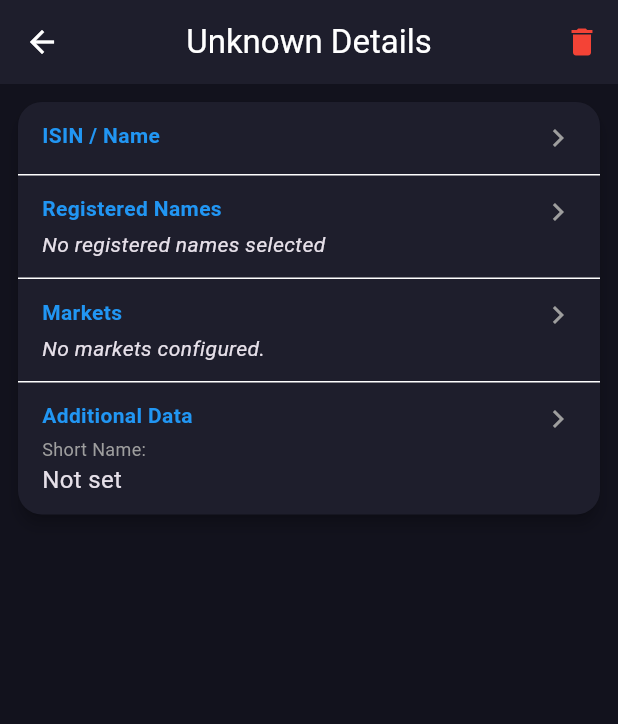
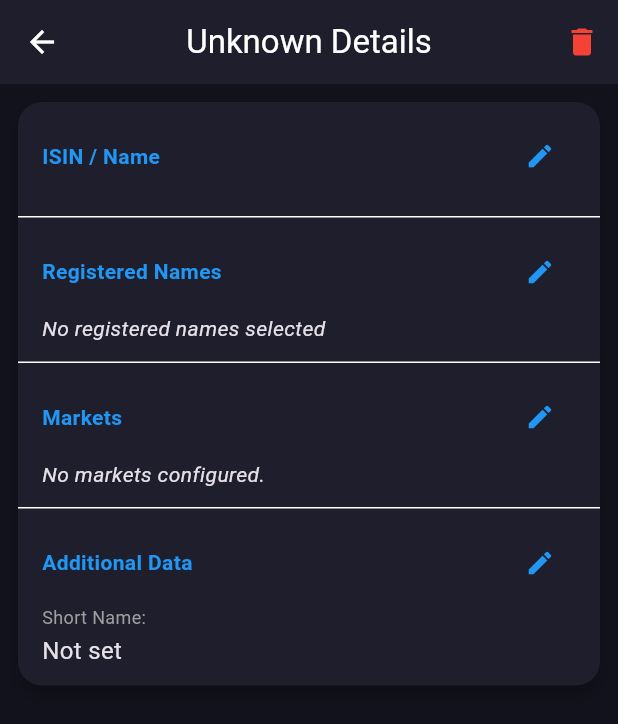
Before and after one commit to garrese/pocket-isins, a Flutter app: the IsinSummaryScreen screen opened directly with empty values, on a phone screen of 412 x 824 dp. Shown: the top 724 px of the screen. Run offline on Flutter 3.47's test engine with Material 3 defaults, Android fonts, the phone set to English and light mode, and no system bars; our stand-ins replace dio, drift, file_picker, fl_chart, flutter_riverpod, flutter_secure_storage and 6 more; missing offline and left inert: sqlite3, talker_dio_logger; accounts and stored records are empty; generated files the repository leaves out were written again.

Commit message:
Refactor ISIN summary screen for a cleaner, more functional UI
* Remove redundant "ISIN:" and "Name:" prefixes.
* Add quoteType, exchange, and market hours to Markets.
* Add convenient copy-to-clipboard buttons.
* Replace section-wide tap-to-edit with distinct "Edit" buttons in headers.

Co-authored-by: garrese <49403460+garrese@users.noreply.github.com>

```diff
--- a/lib/features/portfolio/presentation/screens/isin_summary_screen.dart
+++ b/lib/features/portfolio/presentation/screens/isin_summary_screen.dart
@@ -1,5 +1,7 @@
 import 'package:flutter/material.dart';
+import 'package:flutter/services.dart';
 import 'package:flutter_riverpod/flutter_riverpod.dart';
+import 'package:intl/intl.dart';
 
 import '../../../../core/database/models/isin.dart';
 import '../../domain/portfolio_form_data.dart';
@@ -42,9 +44,45 @@ class IsinSummaryScreen extends ConsumerWidget {
     Navigator.push(context, MaterialPageRoute(builder: (_) => screen));
   }
 
+  String _formatTimeUtc(int? timestamp) {
+    if (timestamp == null) return 'N/A';
+    final dt =
+        DateTime.fromMillisecondsSinceEpoch(timestamp * 1000, isUtc: true);
+    return DateFormat('HH:mm').format(dt);
+  }
+
+  Widget _buildCopyableText(BuildContext context, String text,
+      {TextStyle? style}) {
+    return Row(
+      mainAxisSize: MainAxisSize.min,
+      children: [
+        Flexible(child: Text(text, style: style)),
+        const SizedBox(width: 4),
+        InkWell(
+          borderRadius: BorderRadius.circular(4),
+          onTap: () async {
+            await Clipboard.setData(ClipboardData(text: text));
+            if (context.mounted) {
+              ScaffoldMessenger.of(context).showSnackBar(
+                SnackBar(
+                  content: Text('Copied "$text" to clipboard'),
+                  duration: const Duration(seconds: 1),
+                  behavior: SnackBarBehavior.floating,
+                ),
+              );
+            }
+          },
+          child: const Padding(
+            padding: EdgeInsets.all(4.0),
+            child: Icon(Icons.copy, size: 16, color: Colors.grey),
+          ),
+        ),
+      ],
+    );
+  }
+
   @override
   Widget build(BuildContext context, WidgetRef ref) {
-    // We want to fetch the updated ISIN from the state if available, so it updates correctly after editing.
     final isinsAsync = ref.watch(portfolioProvider);
     final currentIsin = isinsAsync.whenOrNull(
           data: (isins) =>
@@ -104,10 +142,15 @@ class IsinSummaryScreen extends ConsumerWidget {
                   crossAxisAlignment: CrossAxisAlignment.start,
                   children: [
                     if (currentIsin.isinCode?.isNotEmpty == true)
-                      Text('ISIN: ${currentIsin.isinCode}',
-                          style: const TextStyle(fontSize: 16)),
+                      Padding(
+                        padding: const EdgeInsets.only(bottom: 4.0),
+                        child: _buildCopyableText(
+                            context, currentIsin.isinCode!,
+                            style: const TextStyle(
+                                fontSize: 16, fontWeight: FontWeight.bold)),
+                      ),
                     if (currentIsin.altName?.isNotEmpty == true)
-                      Text('Name: ${currentIsin.altName}',
+                      _buildCopyableText(context, currentIsin.altName!,
                           style: const TextStyle(fontSize: 16)),
                   ],
                 ),
@@ -135,8 +178,11 @@ class IsinSummaryScreen extends ConsumerWidget {
                               style: TextStyle(fontStyle: FontStyle.italic))
                         ]
                       : currentIsin.registeredNames
-                          .map((name) =>
-                              Text(name, style: const TextStyle(fontSize: 16)))
+                          .map((name) => Padding(
+                                padding: const EdgeInsets.only(bottom: 4.0),
+                                child: _buildCopyableText(context, name,
+                                    style: const TextStyle(fontSize: 16)),
+                              ))
                           .toList(),
                 ),
                 onEdit: () {
@@ -167,9 +213,36 @@ class IsinSummaryScreen extends ConsumerWidget {
                       : currentIsin.tickers
                           .map(
                             (t) => Padding(
-                              padding: const EdgeInsets.only(bottom: 2.0),
-                              child:
-                                  Text('${t.symbol} (${t.currency ?? "N/A"})'),
+                              padding: const EdgeInsets.only(bottom: 12.0),
+                              child: Column(
+                                crossAxisAlignment: CrossAxisAlignment.start,
+                                children: [
+                                  Row(
+                                    children: [
+                                      Flexible(
+                                        child: _buildCopyableText(
+                                            context, t.symbol,
+                                            style: const TextStyle(
+                                                fontWeight: FontWeight.bold,
+                                                fontSize: 16)),
+                                      ),
+                                      Text(' (${t.currency ?? "N/A"})',
+                                          style: const TextStyle(fontSize: 16)),
+                                    ],
+                                  ),
+                                  const SizedBox(height: 2),
+                                  Text('Exchange: ${t.exchange}',
+                                      style: const TextStyle(fontSize: 14)),
+                                  if (t.quoteType?.isNotEmpty == true)
+                                    Text('Type: ${t.quoteType}',
+                                        style: const TextStyle(fontSize: 14)),
+                                  if (t.regularMarketStart != null &&
+                                      t.regularMarketEnd != null)
+                                    Text(
+                                        'Hours: ${_formatTimeUtc(t.regularMarketStart)} - ${_formatTimeUtc(t.regularMarketEnd)} (UTC)',
+                                        style: const TextStyle(fontSize: 14)),
+                                ],
+                              ),
                             ),
                           )
                           .toList(),
@@ -195,6 +268,7 @@ class IsinSummaryScreen extends ConsumerWidget {
                   children: [
                     const Text('Short Name:',
                         style: TextStyle(fontSize: 12, color: Colors.grey)),
+                    const SizedBox(height: 2),
                     Text(
                       currentIsin.shortName?.isNotEmpty == true
                           ? currentIsin.shortName!
@@ -228,16 +302,13 @@ class IsinSummaryScreen extends ConsumerWidget {
     required Widget content,
     required VoidCallback onEdit,
   }) {
-    return InkWell(
-      onTap: onEdit,
-      child: Padding(
+    return Padding(
       padding: const EdgeInsets.symmetric(horizontal: 16.0, vertical: 12.0),
-        child: Row(
+      child: Column(
         crossAxisAlignment: CrossAxisAlignment.start,
         children: [
-            Expanded(
-              child: Column(
-                crossAxisAlignment: CrossAxisAlignment.start,
+          Row(
+            mainAxisAlignment: MainAxisAlignment.spaceBetween,
             children: [
               Text(
                 title,
@@ -247,15 +318,19 @@ class IsinSummaryScreen extends ConsumerWidget {
                   color: Colors.blue,
                 ),
               ),
+              IconButton(
+                icon: const Icon(Icons.edit, size: 20, color: Colors.blue),
+                onPressed: onEdit,
+                padding: EdgeInsets.zero,
+                constraints: const BoxConstraints(),
+                tooltip: 'Edit $title',
+              ),
+            ],
+          ),
           const SizedBox(height: 4),
           content,
         ],
       ),
-            ),
-            const Icon(Icons.chevron_right, color: Colors.grey),
-          ],
-        ),
-      ),
     );
   }
 }
```
Lines whose indentation alone changed are shown as unchanged.
